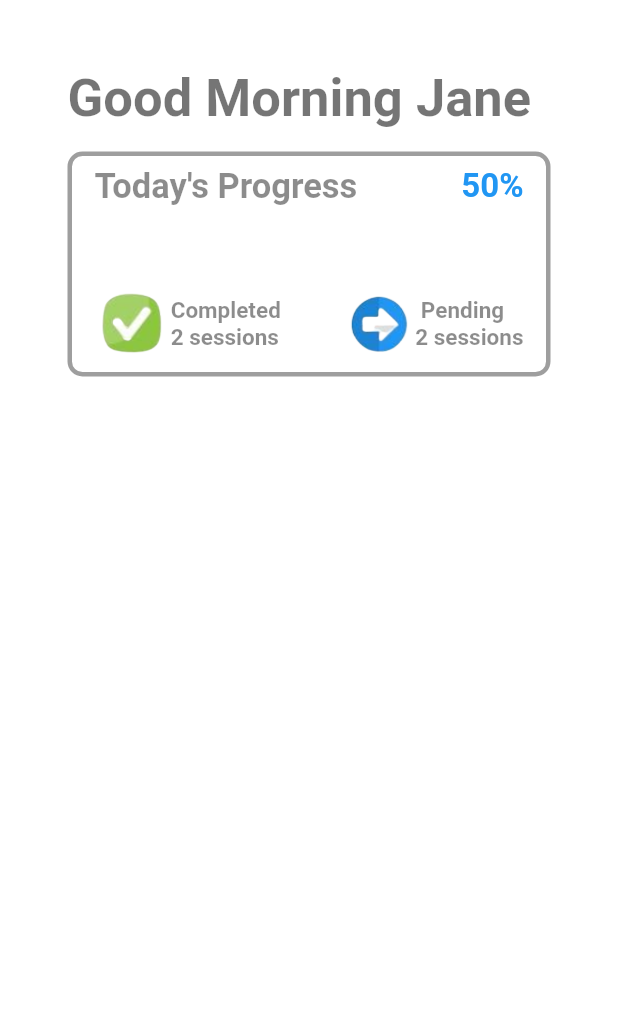
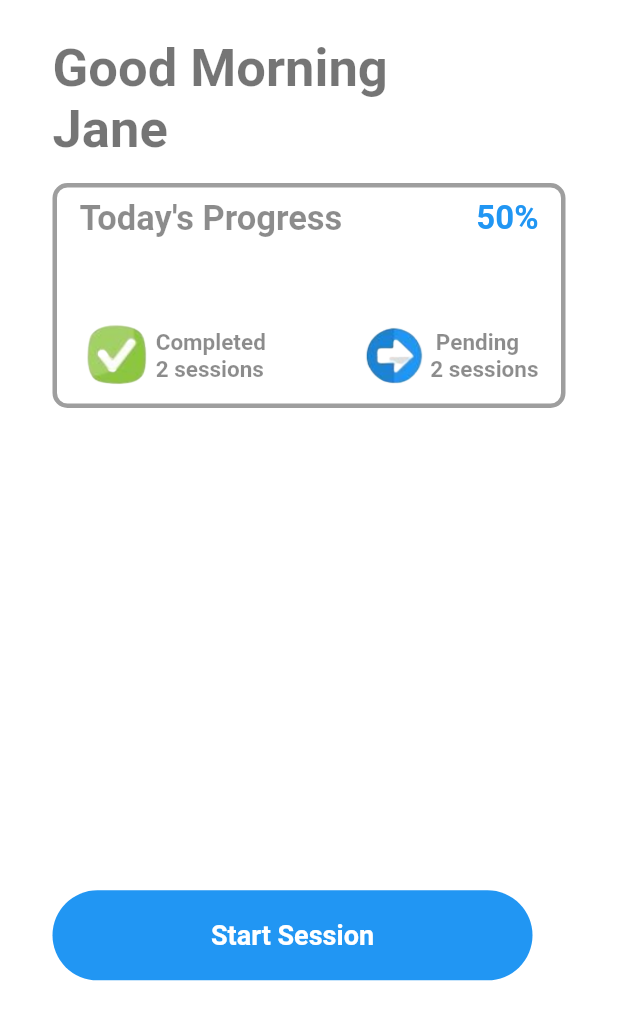
Before and after one commit to ArjunMalhotra07/rehab, a Flutter app: the HomePage screen opened by its route, on a phone screen of 412 x 824 dp. Shown: the top 1020 px of the screen. Run offline on Flutter 3.47's test engine with Material 2 defaults, Android fonts, the phone set to English and light mode, and no system bars; our stand-ins replace another_flushbar, firebase_auth, firebase_core, firebase_database, fluttertoast; accounts and stored records are empty.

Commit message:
Added positioned

```diff
--- a/lib/utils/components/round_buttons.dart
+++ b/lib/utils/components/round_buttons.dart
@@ -5,29 +5,40 @@ class RoundButton extends StatelessWidget {
   final String title;
   final bool loading;
   final VoidCallback onPress;
+  final Color? buttonColor;
+  final double? height;
+  final double? width;
+  final double? radius;
+  final double? titleSize;
   const RoundButton(
       {super.key,
       required this.title,
       this.loading = false,
-      required this.onPress});
+      this.buttonColor,
+      required this.onPress,
+      this.height,
+      this.width,
+      this.radius,
+      this.titleSize});
 
   @override
   Widget build(BuildContext context) {
     return GestureDetector(
       onTap: onPress,
       child: Container(
-        height: 50,
-        width: 200,
-        decoration: const BoxDecoration(color: Constants.greenColor),
+        height: height ?? 60.0,
+        width: width ?? 350,
+        decoration: BoxDecoration(
+          color: buttonColor ?? Constants.greenColor,
+          borderRadius: BorderRadius.circular(radius ?? 45),
+        ),
         child: Center(
             child: loading
                 ? const CircularProgressIndicator(
                     color: Constants.whiteColor,
                   )
-                : Text(
-                    title,
-                    style: const TextStyle(color: Constants.whiteColor),
-                  )),
+                : TextStyleWidget.textStyle(title, titleSize ?? 18,
+                    c: Constants.whiteColor)),
       ),
     );
   }
--- a/lib/view/home_page.dart
+++ b/lib/view/home_page.dart
@@ -66,22 +66,22 @@
 //         Center(
 //           child: RoundButton(
 //               title: "Add data",
-//               onPress: () {
-//                 if (kDebugMode) {
-//                   print("Clicked");
-//                 }
-//                 databaseRef1.child("${day}-${now.month}-${now.year}").update({
-//                   '${now.hour}:${now.minute}': "Example${now.microsecond}"
-//                 }).then((value) {
-//                   Utils.flushBarErrorMessage("Added Session", context,
-//                       color: Constants.blueColor);
-//                 }).catchError((error, stackTrace) {
-//                   if (kDebugMode) {
-//                     print(error.toString());
-//                   }
-//                   Utils.flushBarErrorMessage(error.message.toString(), context);
-//                 });
-//               }),
+// onPress: () {
+// if (kDebugMode) {
+//   print("Clicked");
+// }
+// databaseRef1.child("${day}-${now.month}-${now.year}").update({
+//   '${now.hour}:${now.minute}': "Example${now.microsecond}"
+// }).then((value) {
+//   Utils.flushBarErrorMessage("Added Session", context,
+//       color: Constants.blueColor);
+// }).catchError((error, stackTrace) {
+//   if (kDebugMode) {
+//     print(error.toString());
+//   }
+//   Utils.flushBarErrorMessage(error.message.toString(), context);
+// });
+// }),
 //         ),
 //       ],
 //     );
@@ -151,9 +151,12 @@ class _HomePageState extends State<HomePage> {
         toolbarHeight: 0,
       ),
       body: Padding(
-        padding: const EdgeInsets.all(45.0),
-        child: Column(crossAxisAlignment: CrossAxisAlignment.start, children: [
-          TextStyleWidget.textStyle("Good Morning Jane", 35,
+        padding:
+            const EdgeInsets.only(top: 25.0, left: 35, right: 35, bottom: 10),
+        child: Stack(
+          children: [
+            Column(crossAxisAlignment: CrossAxisAlignment.start, children: [
+              TextStyleWidget.textStyle("Good Morning \nJane", 35,
                   c: Constants.blackShade),
               SizedBoxWidget.box(15.0),
               Container(
@@ -163,8 +166,8 @@ class _HomePageState extends State<HomePage> {
                       border: Border.all(color: Constants.greyColor, width: 3)),
                   height: 150,
                   child: Padding(
-                padding:
-                    const EdgeInsets.symmetric(vertical: 7.0, horizontal: 15),
+                    padding: const EdgeInsets.symmetric(
+                        vertical: 7.0, horizontal: 15),
                     child: Column(
                       children: [
                         Row(
@@ -181,19 +184,50 @@ class _HomePageState extends State<HomePage> {
                           children: [
                             Image.asset('assets/tick.png',
                                 height: 50, fit: BoxFit.fill),
-                        TextStyleWidget.textStyle("Completed \n2 sessions", 15,
+                            TextStyleWidget.textStyle(
+                                "Completed \n2 sessions", 15,
                                 c: Constants.blackShade1),
                             const Spacer(),
                             Image.asset('assets/arrow.png',
                                 height: 50, fit: BoxFit.fill),
-                        TextStyleWidget.textStyle(" Pending \n2 sessions", 15,
+                            TextStyleWidget.textStyle(
+                                " Pending \n2 sessions", 15,
                                 c: Constants.blackShade1),
                           ],
+                        ),
+                      ],
+                    ),
+                  )),
+              Spacer(),
+            ]),
+            Positioned(
+              top: MediaQuery.of(context).size.height * .69,
+              child: Center(
+                  child: RoundButton(
+                title: "Start Session",
+                width: 320,
+                onPress: () {
+                  if (kDebugMode) {
+                    print("Clicked");
+                  }
+                  databaseRef1.child("$day-${now.month}-${now.year}").update({
+                    '${now.hour}:${now.minute}': "Example${now.microsecond}"
+                  }).then((value) {
+                    Utils.flushBarErrorMessage("Added Session", context,
+                        color: Constants.blueColor);
+                  }).catchError((error, stackTrace) {
+                    if (kDebugMode) {
+                      print(error.toString());
+                    }
+                    Utils.flushBarErrorMessage(
+                        error.message.toString(), context);
+                  });
+                },
+                buttonColor: Constants.blueColor,
+              )),
             )
           ],
         ),
-              )),
-        ]),
       ),
     );
   }
```
Lines whose indentation alone changed are shown as unchanged.
